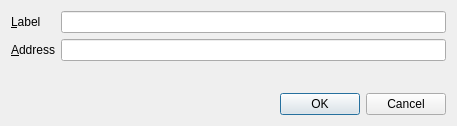
Old version of the form src/qt/forms/editzaddressdialog.ui in the repository ip-gpu/KomodoOcean.
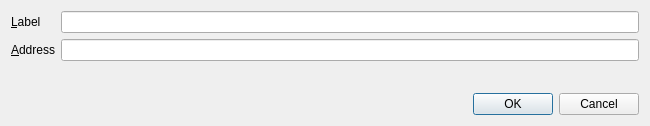
New version of the form. Custom widgets are drawn as their Qt base class.

Commit message: increase editzaddress form default width to fit in z-address

```diff
--- a/src/qt/forms/editzaddressdialog.ui
+++ b/src/qt/forms/editzaddressdialog.ui
@@ -6,7 +6,7 @@
    <rect>
     <x>0</x>
     <y>0</y>
-    <width>457</width>
+    <width>650</width>
     <height>126</height>
    </rect>
   </property>
```
